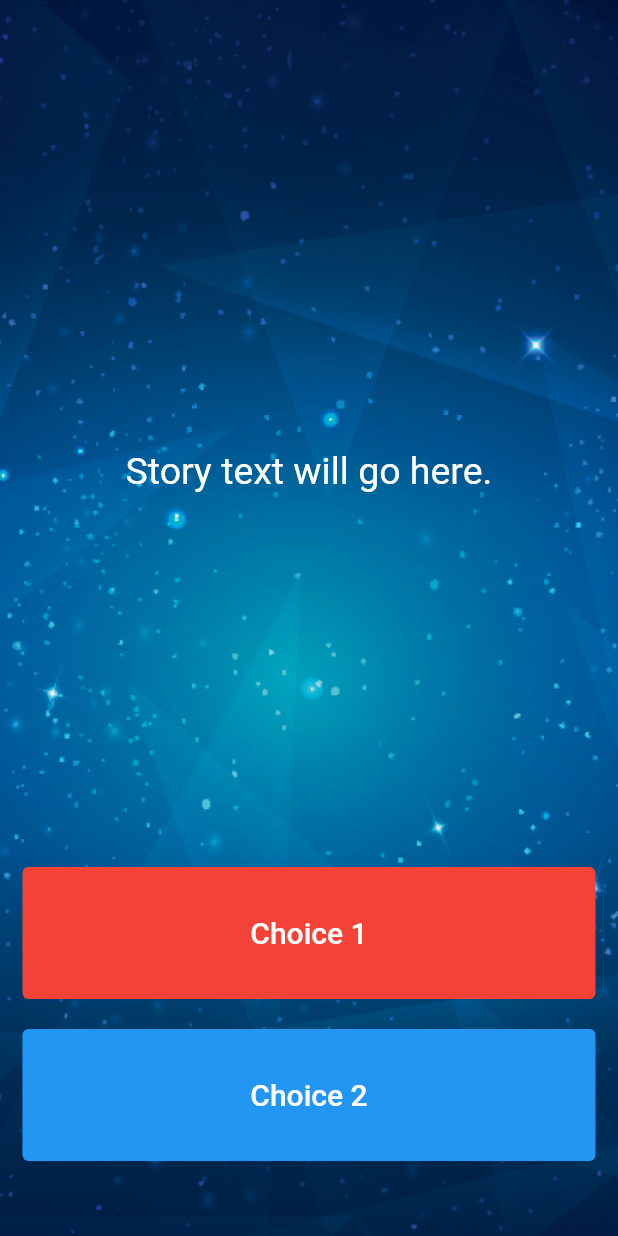
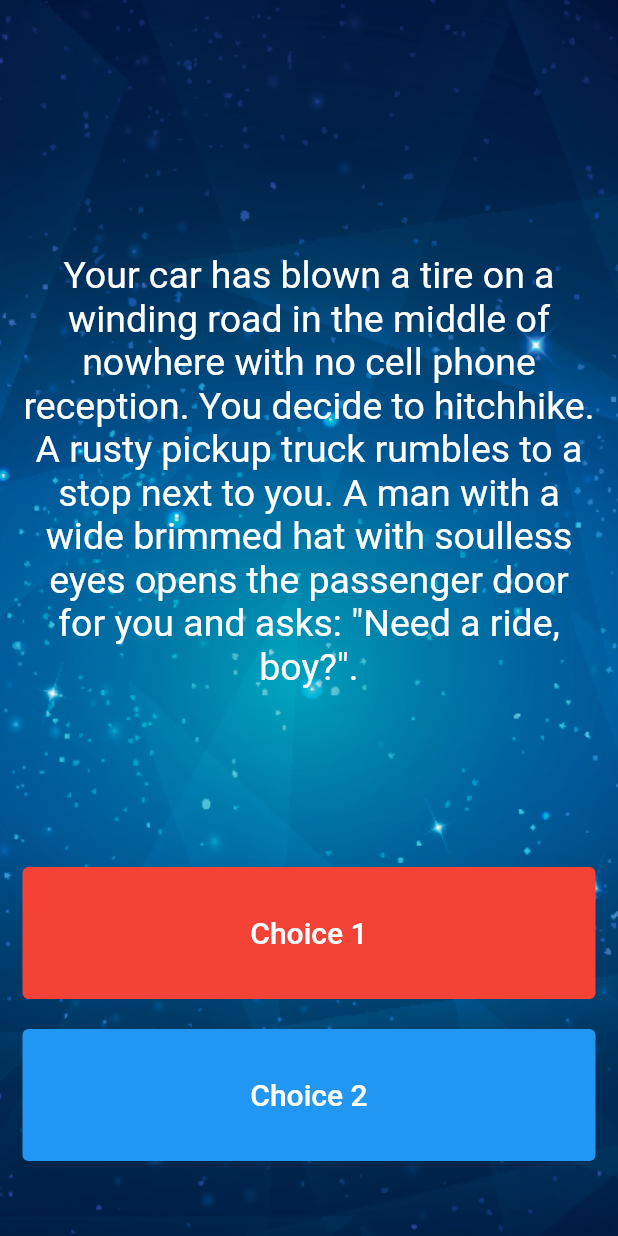
Before and after one commit to weeee9/destini-flutter, a Flutter app: the screen it shows after launch, on a phone screen of 412 x 824 dp. Run offline on Flutter 3.47's test engine with Material 2 defaults, Android fonts, the phone set to English and light mode, and no system bars.

Commit message:
feat: step 8, 9, 10: show story from StoryBrain

```diff
--- a/lib/main.dart
+++ b/lib/main.dart
@@ -1,3 +1,4 @@
+import 'package:destini/story_brain.dart';
 import 'package:flutter/material.dart';
 
 //TODO: Step 15 - Run the app and see if you can see the screen update with the first story. Delete this TODO if it looks as you expected.
@@ -18,7 +19,8 @@ class Destini extends StatelessWidget {
   }
 }
 
-//TODO: Step 9 - Create a new storyBrain object from the StoryBrain class.
+// Step 9 - Create a new storyBrain object from the StoryBrain class.
+StoryBrain storyBrain = StoryBrain();
 
 class StoryPage extends StatefulWidget {
   const StoryPage({super.key});
@@ -49,9 +51,10 @@ class _StoryPageState extends State<StoryPage> {
                 flex: 12,
                 child: Center(
                   child: Text(
-                    //TODO: Step 10 - use the storyBrain to get the first story title and display it in this Text Widget.
-                    "Story text will go here.",
-                    style: TextStyle(
+                    // Step 10 - use the storyBrain to get the first story title and display it in this Text Widget.
+                    storyBrain.getStory(),
+                    textAlign: TextAlign.center,
+                    style: const TextStyle(
                       fontSize: 25.0,
                     ),
                   ),
--- a/lib/story_brain.dart
+++ b/lib/story_brain.dart
@@ -36,11 +36,14 @@ class StoryBrain {
         choice1: 'Restart',
         choice2: '')
   ];
+
+  // Step 8 - Create a method called getStory() that returns the first storyTitle from _storyData.
+  String getStory() {
+    return _storyData[0].storyTitle;
+  }
 }
 
 //TODO: Step 23 - Use the storyNumber property inside getStory(), getChoice1() and getChoice2() so that it gets the updated story and choices rather than always just the first (0th) one.
-
-//TODO: Step 8 - Create a method called getStory() that returns the first storyTitle from _storyData.
 
 //TODO: Step 11 - Create a method called getChoice1() that returns the text for the first choice1 from _storyData.
 
```
